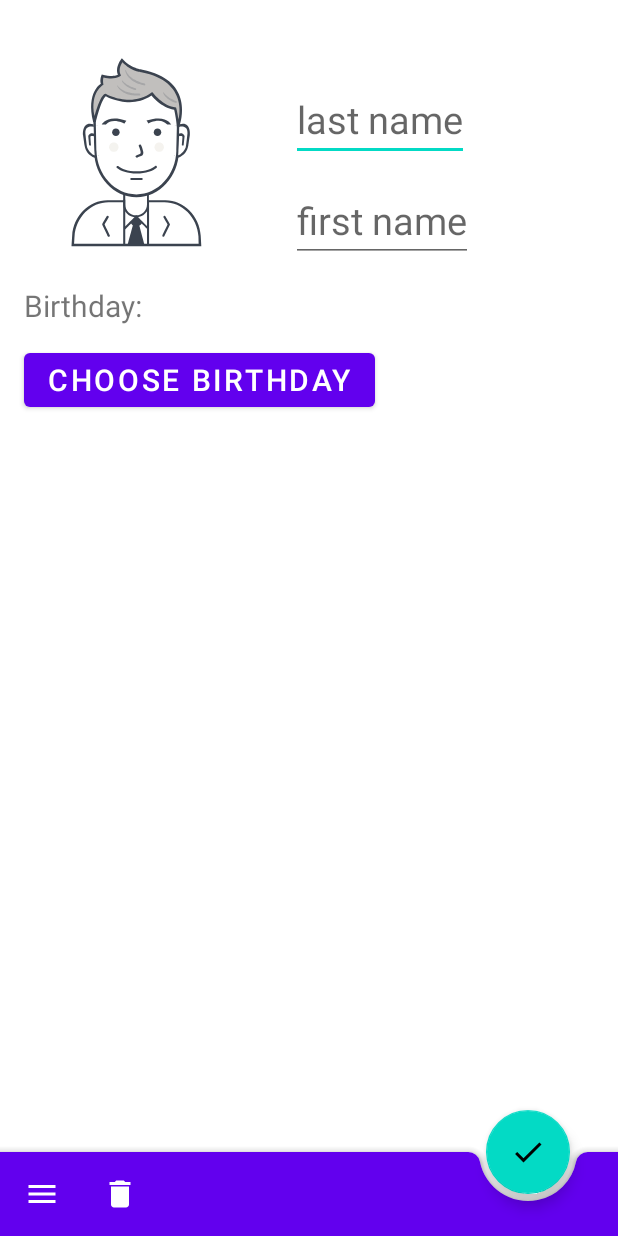
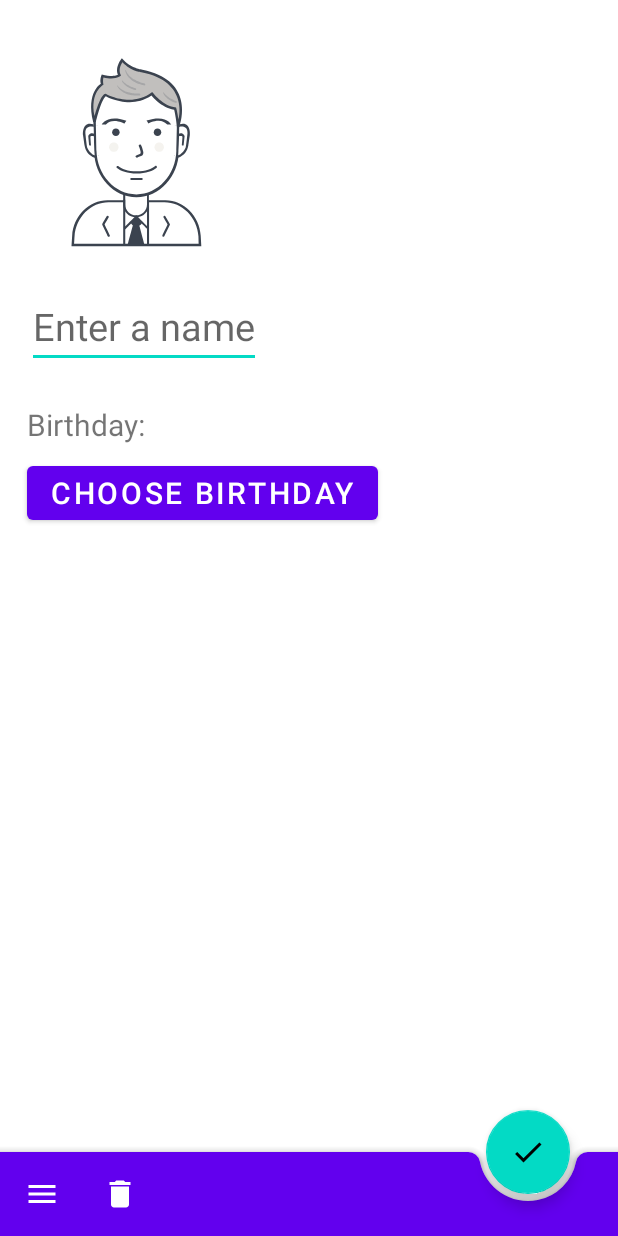
Before and after one commit to Karpenko-Dmitry/Birthday, an Android app: the layout fragment_add_person.xml on its own in the app's theme, with its tools: preview values and no code run, on a phone screen of 412 x 824 dp. Run offline under Robolectric (Android 15) with nearby library versions, the phone set to English and light mode, and no system bars.

Commit message:
Исправлены уведовления. БД была изменена для хранения одного поля имени вместо двух

```diff
--- a/app/src/main/AndroidManifest.xml
+++ b/app/src/main/AndroidManifest.xml
@@ -4,6 +4,7 @@
 
     <uses-permission android:name="android.permission.INTERNET"/>
     <uses-permission android:name="android.permission.RECEIVE_BOOT_COMPLETED" />
+    <uses-permission android:name="android.permission.VIBRATE"/>
 
     <application
         android:allowBackup="true"
@@ -24,6 +25,7 @@
             <intent-filter>
                 <action android:name="android.intent.action.BOOT_COMPLETED"/>
                 <action android:name="android.intent.action.DATE_CHANGED"/>
+                <action android:name="android.intent.action.TIME_SET"/>
             </intent-filter>
         </receiver>
     </application>
--- a/app/src/main/java/ru/mephi/birthday/adapters/PersonCardAdapter.kt
+++ b/app/src/main/java/ru/mephi/birthday/adapters/PersonCardAdapter.kt
@@ -29,11 +29,11 @@ class PersonListAdapter() : ListAdapter<Person, PersonListAdapter.PersonViewHold
 
         val name: TextView  = itemView.findViewById(R.id.person_name)
         val birthday: TextView = itemView.findViewById(R.id.person_birthday)
-        var id :Long = 0
+        var id  = 0
 
         fun bind(person: Person) {
             id = person.personId
-            name.text = person.lastName + " " + person.firstName
+            name.text = person.nickName
             birthday.text = Repository.getTimeForBirthdayString(person.birthday)
         }
 
--- a/app/src/main/java/ru/mephi/birthday/context/MainFragment.kt
+++ b/app/src/main/java/ru/mephi/birthday/context/MainFragment.kt
@@ -157,7 +157,7 @@ class MainFragment : Fragment() {
         listView.setOnItemClickListener { adapterView, view, which,
                                           l ->
             when (which) {
-                0 -> navController.navigate(MainFragmentDirections.actionAddPerson())
+                0 -> navController.navigate(MainFragmentDirections.actionAddPerson(-1))
                 2 -> VK.login(requireActivity(),arrayListOf(VKScope.WALL, VKScope.FRIENDS))
                 else -> Toast.makeText(requireContext(),"${list[which].name} was clicked",Toast.LENGTH_SHORT).show()
             }
--- a/app/src/main/java/ru/mephi/birthday/context/StartupReceiver.kt
+++ b/app/src/main/java/ru/mephi/birthday/context/StartupReceiver.kt
@@ -12,10 +12,10 @@ import java.util.concurrent.TimeUnit
 class StartupReceiver() : BroadcastReceiver() {
 
     override fun onReceive(context: Context?, intent: Intent?) {
-        Log.i("Notification1", "onReceive")
+        Log.i("BirthdayNotification", "onReceive")
         val notificationWorkRequest: OneTimeWorkRequest =
                 OneTimeWorkRequestBuilder<NotificationWorker>().build()
-        val birthdaySearchWorkRequest : PeriodicWorkRequest = PeriodicWorkRequestBuilder<BirthdayWorker>(1,TimeUnit.HOURS).build()
+        val birthdaySearchWorkRequest : PeriodicWorkRequest = PeriodicWorkRequestBuilder<BirthdayWorker>(15,TimeUnit.MINUTES).build()
         WorkManager.getInstance(context!!).beginUniqueWork("notification",
                                 ExistingWorkPolicy.REPLACE,notificationWorkRequest).enqueue()
         WorkManager.getInstance(context!!).enqueue(birthdaySearchWorkRequest)
--- a/app/src/main/java/ru/mephi/birthday/database/PersonDao.kt
+++ b/app/src/main/java/ru/mephi/birthday/database/PersonDao.kt
@@ -8,12 +8,12 @@ import kotlinx.coroutines.flow.Flow
 interface PersonDao {
 
     @Query("SELECT * FROM person WHERE personId = :id")
-    suspend fun getById(id : Long) : Person
+    suspend fun getById(id : Int) : Person
 
-    @Query("SELECT * FROM person ORDER BY lastName")
+    @Query("SELECT * FROM person ORDER BY nickName")
     fun getPersonByAlphabetOrder(): Flow<List<Person>>
 
-    @Query("SELECT * FROM person ORDER BY lastName")
+    @Query("SELECT * FROM person ORDER BY nickName")
     fun getPersonByAlphabetOrderList(): List<Person>
 
     @Insert(onConflict = OnConflictStrategy.IGNORE)
--- a/app/src/main/java/ru/mephi/birthday/viewmodel/PersonViewModel.kt
+++ b/app/src/main/java/ru/mephi/birthday/viewmodel/PersonViewModel.kt
@@ -25,7 +25,7 @@ class PersonViewModel(private val repository: Repository) : ViewModel() {
             repository.delete(person)}
     }
 
-    fun getPersonById(id: Long) = viewModelScope.launch {
+    fun getPersonById(id: Int) = viewModelScope.launch {
             val prs = repository.getPerson(id)
             person.postValue(prs)
         }
--- a/app/src/main/res/layout/fragment_add_person.xml
+++ b/app/src/main/res/layout/fragment_add_person.xml
@@ -1,14 +1,16 @@
 <?xml version="1.0" encoding="utf-8"?>
 <androidx.coordinatorlayout.widget.CoordinatorLayout
     xmlns:android="http://schemas.android.com/apk/res/android"
+    xmlns:tools="http://schemas.android.com/tools"
     android:layout_width="match_parent"
     android:layout_height="match_parent"
     xmlns:app="http://schemas.android.com/apk/res-auto">
+
     <androidx.constraintlayout.widget.ConstraintLayout
-        xmlns:tools="http://schemas.android.com/tools"
         android:layout_width="match_parent"
         android:layout_height="match_parent"
         tools:context=".context.AddPersonFragment">
+
         <ImageView
             android:id="@+id/imageView2"
             android:layout_width="150dp"
@@ -18,17 +20,19 @@
             android:src="@drawable/ic_user"
             app:layout_constraintStart_toStartOf="parent"
             app:layout_constraintTop_toTopOf="parent" />
+
         <EditText
-            android:id="@+id/lastname"
+            android:id="@+id/nickname"
             android:layout_width="wrap_content"
             android:layout_height="wrap_content"
-            android:layout_marginStart="28dp"
-            android:layout_marginTop="52dp"
-            android:hint="@string/lastname"
+            android:layout_marginStart="2dp"
+            android:layout_marginTop="24dp"
+            android:hint="@string/nickname"
+            android:maxLength="24"
             android:inputType="textPersonName"
             android:textSize="25sp"
-            app:layout_constraintStart_toEndOf="@+id/imageView2"
-            app:layout_constraintTop_toTopOf="parent"></EditText>
+            app:layout_constraintStart_toStartOf="@+id/imageView2"
+            app:layout_constraintTop_toBottomOf="@+id/imageView2"></EditText>
 
         <TextView
             android:id="@+id/textView4"
@@ -37,14 +41,14 @@
             android:layout_marginTop="24dp"
             android:text="@string/birthday"
             android:textSize="20sp"
-            app:layout_constraintStart_toStartOf="@+id/imageView2"
-            app:layout_constraintTop_toBottomOf="@+id/imageView2" />
+            app:layout_constraintStart_toStartOf="@+id/nickname"
+            app:layout_constraintTop_toBottomOf="@+id/nickname" />
 
         <Button
             android:id="@+id/button"
             android:layout_width="wrap_content"
             android:layout_height="wrap_content"
-            android:layout_marginTop="12dp"
+            android:layout_marginTop="8dp"
             android:text="@string/choose_birthday"
             android:textSize="20sp"
             app:layout_constraintStart_toStartOf="@+id/textView4"
@@ -62,16 +66,6 @@
             app:layout_constraintStart_toStartOf="parent"
             app:layout_constraintTop_toBottomOf="@+id/button" />
 
-        <EditText
-            android:id="@+id/firstname"
-            android:layout_width="wrap_content"
-            android:layout_height="wrap_content"
-            android:layout_marginTop="12dp"
-            android:inputType="textPersonName"
-            android:textSize="25sp"
-            android:hint="@string/firstname"
-            app:layout_constraintStart_toStartOf="@+id/lastname"
-            app:layout_constraintTop_toBottomOf="@+id/lastname" />
     </androidx.constraintlayout.widget.ConstraintLayout>
     <com.google.android.material.bottomappbar.BottomAppBar
         android:id="@+id/bottom_app_bar"
--- a/app/src/main/res/layout/person_card.xml
+++ b/app/src/main/res/layout/person_card.xml
@@ -25,6 +25,7 @@
             android:layout_height="wrap_content"
             android:layout_marginStart="8dp"
             android:layout_marginTop="20dp"
+            android:textColor="@color/purple_200"
             android:textSize="25sp"
             app:layout_constraintStart_toEndOf="@+id/imageView3"
             app:layout_constraintTop_toTopOf="parent"
--- a/app/src/main/res/navigation/nav_graph.xml
+++ b/app/src/main/res/navigation/nav_graph.xml
@@ -24,7 +24,6 @@
             app:destination="@id/mainFragment" />
         <argument
             android:name="argPersonId"
-            app:argType="long"
-            android:defaultValue="-1L" />
+            app:argType="integer" />
     </fragment>
 </navigation>
--- a/app/src/main/res/values/strings.xml
+++ b/app/src/main/res/values/strings.xml
@@ -14,8 +14,7 @@
     <string name="notification">Notification</string>
     <string name="select_friends">Select all friends</string>
     <string name="ok">Ok</string>
-    <string name="lastname">last name</string>
-    <string name="firstname">first name</string>
+    <string name="nickname">Enter a name</string>
     <string name="delete">Delete</string>
     <string name="facebook_app_id">481531966308237</string>
     <integer name="com_vk_sdk_AppId">7772091</integer>
```
Also changed, not shown: app/src/main/java/ru/mephi/birthday/context/AddPersonFragment.kt (+10 -13 lines), app/src/main/java/ru/mephi/birthday/database/Person.kt (+3 -4 lines), app/src/main/java/ru/mephi/birthday/repository/Repository.kt (+13 -4 lines), app/src/main/java/ru/mephi/birthday/workers/BirthdayWorker.kt (+11 -12 lines), app/src/main/java/ru/mephi/birthday/workers/NotificationWorker.kt (+85 -4 lines), app/src/main/res/drawable/ic_ballon.xml (added, +27 -0 lines), app/src/main/res/drawable/ic_notifications_off.xml (added, +10 -0 lines).
